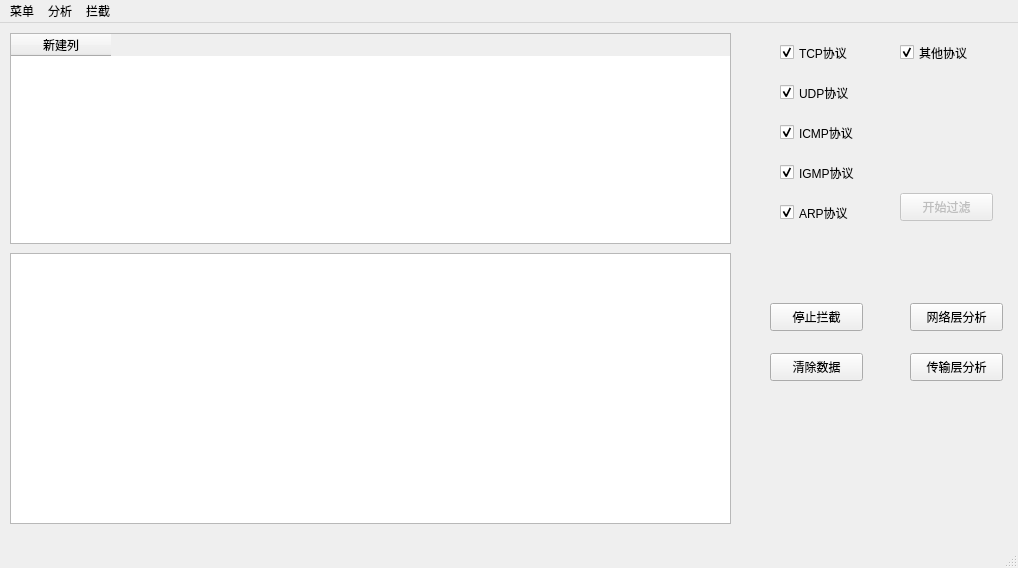
Before: the Qt Designer form mainwindow.ui in duowen1/X-sniffer, drawn with Qt 5.
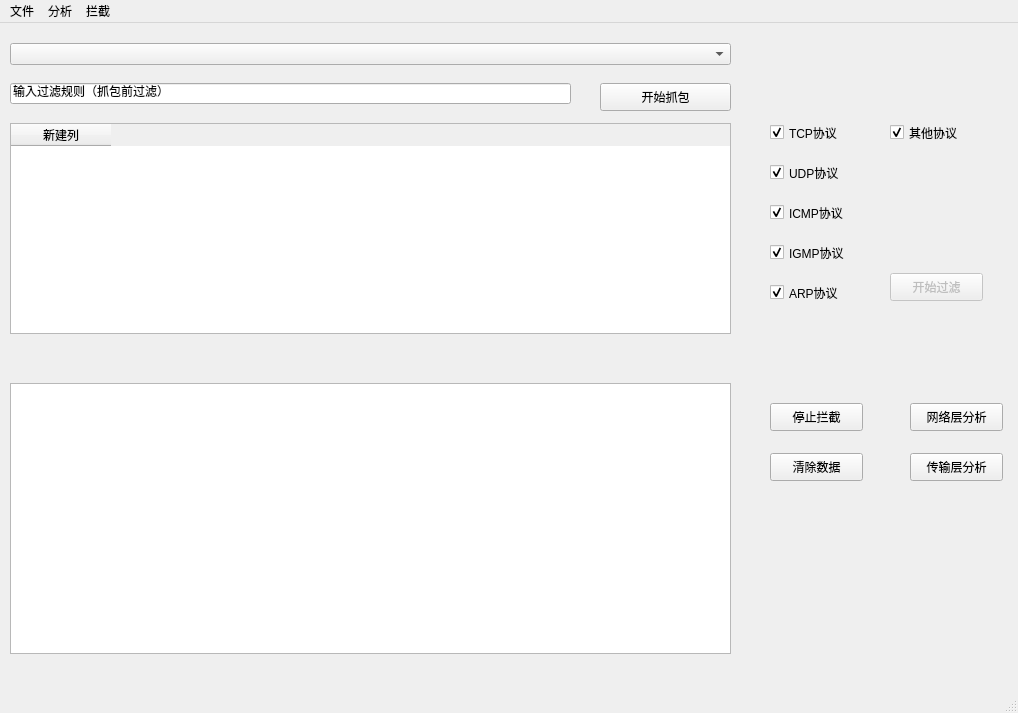
After: the same form once the commit is applied.

```diff
--- a/mainwindow.ui
+++ b/mainwindow.ui
@@ -7,7 +7,7 @@
     <x>0</x>
     <y>0</y>
     <width>1018</width>
-    <height>568</height>
+    <height>713</height>
    </rect>
   </property>
   <property name="windowTitle">
@@ -18,7 +18,7 @@
     <property name="geometry">
      <rect>
       <x>10</x>
-      <y>10</y>
+      <y>100</y>
       <width>721</width>
       <height>211</height>
      </rect>
@@ -33,7 +33,7 @@
     <property name="geometry">
      <rect>
       <x>10</x>
-      <y>230</y>
+      <y>360</y>
       <width>721</width>
       <height>271</height>
      </rect>
@@ -43,7 +43,7 @@
     <property name="geometry">
      <rect>
       <x>770</x>
-      <y>280</y>
+      <y>380</y>
       <width>93</width>
       <height>28</height>
      </rect>
@@ -56,7 +56,7 @@
     <property name="geometry">
      <rect>
       <x>910</x>
-      <y>280</y>
+      <y>380</y>
       <width>93</width>
       <height>28</height>
      </rect>
@@ -69,7 +69,7 @@
     <property name="geometry">
      <rect>
       <x>770</x>
-      <y>330</y>
+      <y>430</y>
       <width>93</width>
       <height>28</height>
      </rect>
@@ -82,7 +82,7 @@
     <property name="geometry">
      <rect>
       <x>910</x>
-      <y>330</y>
+      <y>430</y>
       <width>93</width>
       <height>28</height>
      </rect>
@@ -94,8 +94,8 @@
    <widget class="QCheckBox" name="tcpopt">
     <property name="geometry">
      <rect>
-      <x>780</x>
-      <y>20</y>
+      <x>770</x>
+      <y>100</y>
       <width>91</width>
       <height>19</height>
      </rect>
@@ -110,8 +110,8 @@
    <widget class="QCheckBox" name="udpopt">
     <property name="geometry">
      <rect>
-      <x>780</x>
-      <y>60</y>
+      <x>770</x>
+      <y>140</y>
       <width>91</width>
       <height>19</height>
      </rect>
@@ -126,8 +126,8 @@
    <widget class="QCheckBox" name="icmpopt">
     <property name="geometry">
      <rect>
-      <x>780</x>
-      <y>100</y>
+      <x>770</x>
+      <y>180</y>
       <width>91</width>
       <height>19</height>
      </rect>
@@ -142,8 +142,8 @@
    <widget class="QCheckBox" name="igmpopt">
     <property name="geometry">
      <rect>
-      <x>780</x>
-      <y>140</y>
+      <x>770</x>
+      <y>220</y>
       <width>91</width>
       <height>19</height>
      </rect>
@@ -158,8 +158,8 @@
    <widget class="QCheckBox" name="arpopt">
     <property name="geometry">
      <rect>
-      <x>780</x>
-      <y>180</y>
+      <x>770</x>
+      <y>260</y>
       <width>91</width>
       <height>19</height>
      </rect>
@@ -177,8 +177,8 @@
     </property>
     <property name="geometry">
      <rect>
-      <x>900</x>
-      <y>170</y>
+      <x>890</x>
+      <y>250</y>
       <width>93</width>
       <height>28</height>
      </rect>
@@ -190,8 +190,8 @@
    <widget class="QCheckBox" name="otheropt">
     <property name="geometry">
      <rect>
-      <x>900</x>
-      <y>20</y>
+      <x>890</x>
+      <y>100</y>
       <width>91</width>
       <height>19</height>
      </rect>
@@ -203,6 +203,45 @@
      <bool>true</bool>
     </property>
    </widget>
+   <widget class="QComboBox" name="comboBox">
+    <property name="geometry">
+     <rect>
+      <x>10</x>
+      <y>20</y>
+      <width>721</width>
+      <height>22</height>
+     </rect>
+    </property>
+    <property name="currentText">
+     <string/>
+    </property>
+   </widget>
+   <widget class="QLineEdit" name="filterline">
+    <property name="geometry">
+     <rect>
+      <x>10</x>
+      <y>60</y>
+      <width>561</width>
+      <height>21</height>
+     </rect>
+    </property>
+    <property name="text">
+     <string>输入过滤规则（抓包前过滤）</string>
+    </property>
+   </widget>
+   <widget class="QPushButton" name="start_button">
+    <property name="geometry">
+     <rect>
+      <x>600</x>
+      <y>60</y>
+      <width>131</width>
+      <height>28</height>
+     </rect>
+    </property>
+    <property name="text">
+     <string>开始抓包</string>
+    </property>
+   </widget>
   </widget>
   <widget class="QMenuBar" name="menubar">
    <property name="geometry">
@@ -215,7 +254,7 @@
    </property>
    <widget class="QMenu" name="menu">
     <property name="title">
-     <string>菜单</string>
+     <string>文件</string>
     </property>
     <addaction name="action_4"/>
     <addaction name="actionexit"/>
```
Left out of the diff: 9 changed lines with no effect on the pictures.
